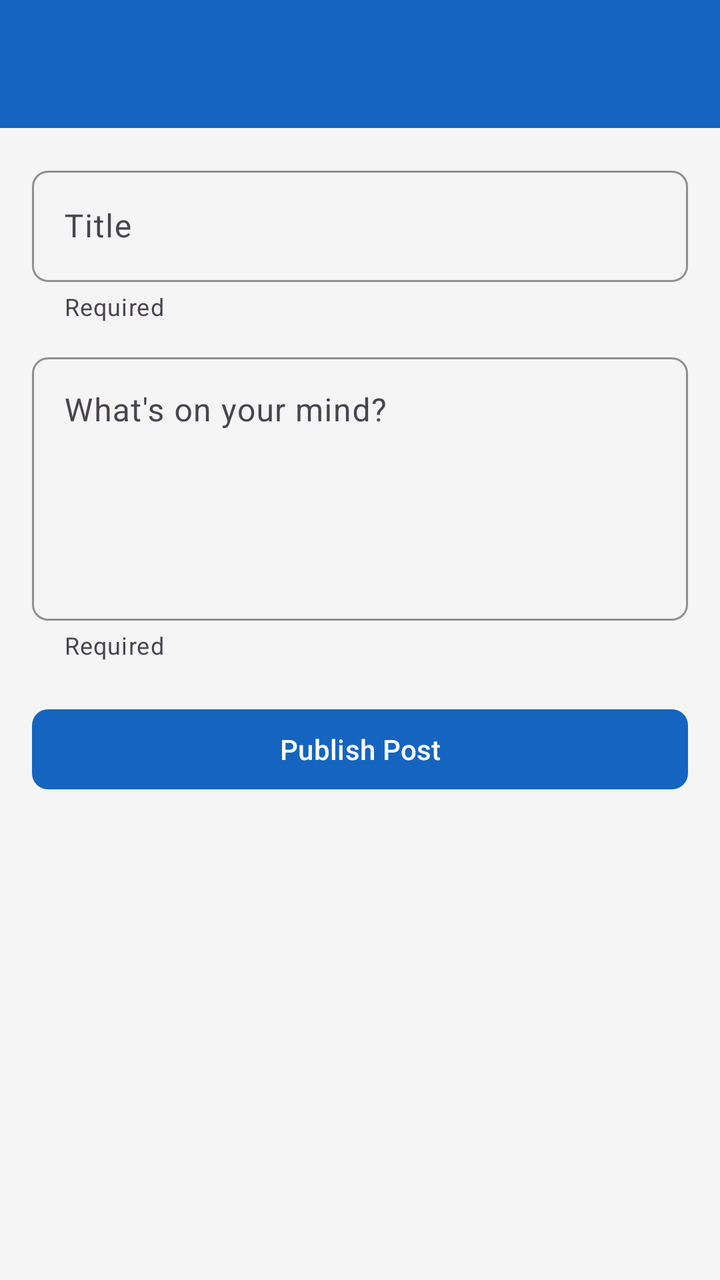
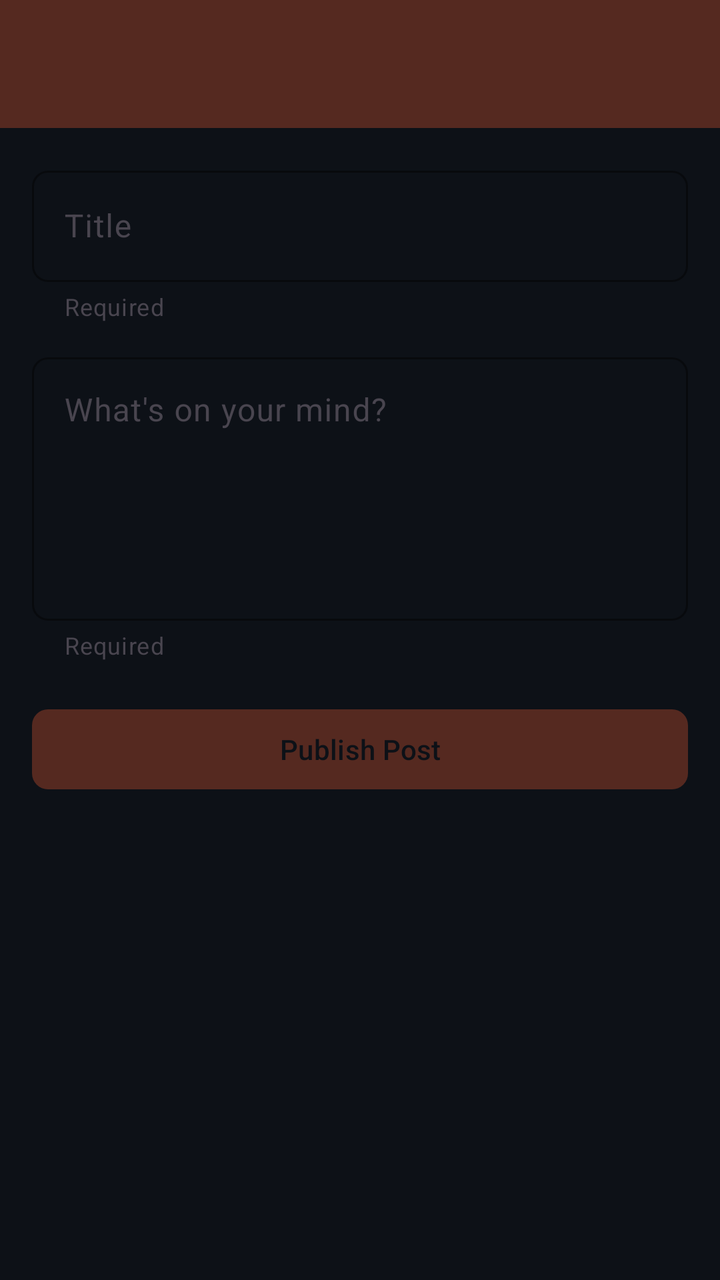

The first picture is an Android layout as it rendered before a commit; the second is the same layout after the commit. The layout source and the unified diff follow.
<!-- AndroidManifest.xml: application theme Theme.Miniblog -->
<!-- res/layout/activity_create_post.xml -->
<?xml version="1.0" encoding="utf-8"?>
<LinearLayout
    xmlns:android="http://schemas.android.com/apk/res/android"
    xmlns:app="http://schemas.android.com/apk/res-auto"
    android:layout_width="match_parent"
    android:layout_height="match_parent"
    android:orientation="vertical"
    android:background="@color/background">

    <com.google.android.material.appbar.AppBarLayout
        android:layout_width="match_parent"
        android:layout_height="wrap_content"
        android:theme="@style/Theme.Miniblog.Toolbar">

        <com.google.android.material.appbar.MaterialToolbar
            android:id="@+id/toolbar"
            android:layout_width="match_parent"
            android:layout_height="?attr/actionBarSize"
            android:background="@color/primary"
            app:titleTextColor="@android:color/white"
            app:navigationIconTint="@android:color/white" />

    </com.google.android.material.appbar.AppBarLayout>

    <ScrollView
        android:layout_width="match_parent"
        android:layout_height="0dp"
        android:layout_weight="1"
        android:fillViewport="true">

        <LinearLayout
            android:layout_width="match_parent"
            android:layout_height="wrap_content"
            android:orientation="vertical"
            android:padding="16dp">

            <com.google.android.material.textfield.TextInputLayout
                android:id="@+id/tilTitle"
                android:layout_width="match_parent"
                android:layout_height="wrap_content"
                android:hint="Title"
                app:boxBackgroundMode="outline"
                app:boxCornerRadiusTopStart="8dp"
                app:boxCornerRadiusTopEnd="8dp"
                app:boxCornerRadiusBottomStart="8dp"
                app:boxCornerRadiusBottomEnd="8dp"
                app:boxStrokeColor="@color/primary"
                app:helperText="Required"
                app:helperTextEnabled="false">

                <com.google.android.material.textfield.TextInputEditText
                    android:id="@+id/editTextTitle"
                    android:layout_width="match_parent"
                    android:layout_height="wrap_content"
                    android:inputType="text"
                    android:maxLines="1" />

            </com.google.android.material.textfield.TextInputLayout>

            <com.google.android.material.textfield.TextInputLayout
                android:id="@+id/tilBody"
                android:layout_width="match_parent"
                android:layout_height="wrap_content"
                android:layout_marginTop="12dp"
                android:hint="What's on your mind?"
                app:boxBackgroundMode="outline"
                app:boxCornerRadiusTopStart="8dp"
                app:boxCornerRadiusTopEnd="8dp"
                app:boxCornerRadiusBottomStart="8dp"
                app:boxCornerRadiusBottomEnd="8dp"
                app:boxStrokeColor="@color/primary"
                app:helperText="Required"
                app:helperTextEnabled="false">

                <com.google.android.material.textfield.TextInputEditText
                    android:id="@+id/editTextBody"
                    android:layout_width="match_parent"
                    android:layout_height="wrap_content"
                    android:gravity="top"
                    android:minLines="5"
                    android:inputType="textMultiLine" />

            </com.google.android.material.textfield.TextInputLayout>

            <com.google.android.material.button.MaterialButton
                android:id="@+id/buttonSubmit"
                android:layout_width="match_parent"
                android:layout_height="wrap_content"
                android:layout_marginTop="20dp"
                android:text="Publish Post"
                android:textAllCaps="false"
                app:backgroundTint="@color/primary"
                app:cornerRadius="8dp"
                app:elevation="4dp" />

            <ProgressBar
                android:id="@+id/progressBarCreate"
                android:layout_width="wrap_content"
                android:layout_height="wrap_content"
                android:layout_gravity="center_horizontal"
                android:layout_marginTop="16dp"
                android:visibility="gone" />

            
            <com.google.android.material.card.MaterialCardView
                android:id="@+id/cardSuccess"
                android:layout_width="match_parent"
                android:layout_height="wrap_content"
                android:layout_marginTop="16dp"
                android:visibility="gone"
                app:cardCornerRadius="8dp"
                app:cardElevation="2dp"
                app:cardBackgroundColor="@color/success_bg">

                <TextView
                    android:id="@+id/textViewSuccess"
                    android:layout_width="match_parent"
                    android:layout_height="wrap_content"
                    android:padding="16dp"
                    android:textSize="14sp"
                    android:textColor="@color/success_text" />

            </com.google.android.material.card.MaterialCardView>

            
            <com.google.android.material.card.MaterialCardView
                android:id="@+id/cardError"
                android:layout_width="match_parent"
                android:layout_height="wrap_content"
                android:layout_marginTop="16dp"
                android:visibility="gone"
                app:cardCornerRadius="8dp"
                app:cardElevation="2dp"
                app:cardBackgroundColor="@color/error_bg">

                <TextView
                    android:id="@+id/textViewError"
                    android:layout_width="match_parent"
                    android:layout_height="wrap_content"
                    android:padding="16dp"
                    android:textSize="14sp"
                    android:textColor="@color/error_text" />

            </com.google.android.material.card.MaterialCardView>

        </LinearLayout>

    </ScrollView>

</LinearLayout>
<!-- resources referenced by this layout -->
<resources>
  <color name="background">#FFF5F5F5</color>
  <color name="error_bg">#FFFCE4EC</color>
  <color name="error_text">#FFC62828</color>
  <color name="primary">#FF1565C0</color>
  <color name="success_bg">#FFE8F5E9</color>
  <color name="success_text">#FF2E7D32</color>
  <style name="Theme.Miniblog.Toolbar" parent="ThemeOverlay.Material3.Dark.ActionBar">
          <item name="android:background">@color/primary</item>
          <item name="colorOnSurface">@android:color/white</item>
      </style>
  <style name="Theme.Miniblog" parent="Base.Theme.Miniblog" />
  <style name="Base.Theme.Miniblog" parent="Theme.Material3.DayNight.NoActionBar">
          <item name="colorPrimary">@color/primary</item>
          <item name="colorOnPrimary">@android:color/white</item>
          <item name="colorPrimaryContainer">@color/primary_light</item>
          <item name="colorSecondary">@color/accent</item>
          <item name="android:statusBarColor">@color/primary_dark</item>
          <item name="android:navigationBarColor">@color/primary_dark</item>
          <item name="android:windowBackground">@color/background</item>
      </style>
  <color name="primary_light">#FF42A5F5</color>
  <color name="accent">#FF26A69A</color>
  <color name="primary_dark">#FF0D47A1</color>
</resources>

<!-- the commit's change to res/layout/activity_create_post.xml (unified diff, before → after) -->
@@ -17,8 +17,8 @@
             android:layout_width="match_parent"
             android:layout_height="?attr/actionBarSize"
             android:background="@color/primary"
-            app:titleTextColor="@android:color/white"
-            app:navigationIconTint="@android:color/white" />
+            app:titleTextColor="@color/toolbar_icon"
+            app:navigationIconTint="@color/toolbar_icon" />
 
     </com.google.android.material.appbar.AppBarLayout>
 
@@ -45,6 +45,7 @@
                 app:boxCornerRadiusBottomStart="8dp"
                 app:boxCornerRadiusBottomEnd="8dp"
                 app:boxStrokeColor="@color/primary"
+                app:hintTextColor="@color/accent"
                 app:helperText="Required"
                 app:helperTextEnabled="false">
 
@@ -53,6 +54,8 @@
                     android:layout_width="match_parent"
                     android:layout_height="wrap_content"
                     android:inputType="text"
+                    android:textColor="@color/text_primary"
+                    android:textColorHint="@color/text_secondary"
                     android:maxLines="1" />
 
             </com.google.android.material.textfield.TextInputLayout>
@@ -69,6 +72,7 @@
                 app:boxCornerRadiusBottomStart="8dp"
                 app:boxCornerRadiusBottomEnd="8dp"
                 app:boxStrokeColor="@color/primary"
+                app:hintTextColor="@color/accent"
                 app:helperText="Required"
                 app:helperTextEnabled="false">
 
@@ -78,6 +82,8 @@
                     android:layout_height="wrap_content"
                     android:gravity="top"
                     android:minLines="5"
+                    android:textColor="@color/text_primary"
+                    android:textColorHint="@color/text_secondary"
                     android:inputType="textMultiLine" />
 
             </com.google.android.material.textfield.TextInputLayout>
@@ -89,6 +95,7 @@
                 android:layout_marginTop="20dp"
                 android:text="Publish Post"
                 android:textAllCaps="false"
+                android:textColor="@color/on_primary"
                 app:backgroundTint="@color/primary"
                 app:cornerRadius="8dp"
                 app:elevation="4dp" />
@@ -101,7 +108,6 @@
                 android:layout_marginTop="16dp"
                 android:visibility="gone" />
 
-            
             <com.google.android.material.card.MaterialCardView
                 android:id="@+id/cardSuccess"
                 android:layout_width="match_parent"
@@ -122,7 +128,6 @@
 
             </com.google.android.material.card.MaterialCardView>
 
-            
             <com.google.android.material.card.MaterialCardView
                 android:id="@+id/cardError"
                 android:layout_width="match_parent"
<!-- resource entries referenced after the edit -->
@@ -1,27 +1,34 @@
 <!-- resources referenced by this layout -->
 <resources>
-  <color name="background">#FFF5F5F5</color>
-  <color name="error_bg">#FFFCE4EC</color>
-  <color name="error_text">#FFC62828</color>
-  <color name="primary">#FF1565C0</color>
-  <color name="success_bg">#FFE8F5E9</color>
-  <color name="success_text">#FF2E7D32</color>
+  <color name="background">#FF0D1117</color>
+  <color name="error_bg">#FF2D1215</color>
+  <color name="error_text">#FFF85149</color>
+  <color name="on_primary">#FF0D1117</color>
+  <color name="primary">#FF552920</color>
+  <color name="success_bg">#FF0D2818</color>
+  <color name="success_text">#FF3FB950</color>
+  <color name="text_primary">#FFEFB1</color>
+  <color name="text_secondary">#FF8B949E</color>
+  <color name="toolbar_icon">#FFEFB1</color>
   <style name="Theme.Miniblog.Toolbar" parent="ThemeOverlay.Material3.Dark.ActionBar">
           <item name="android:background">@color/primary</item>
-          <item name="colorOnSurface">@android:color/white</item>
+          <item name="colorOnSurface">@color/toolbar_icon</item>
       </style>
   <style name="Theme.Miniblog" parent="Base.Theme.Miniblog" />
   <style name="Base.Theme.Miniblog" parent="Theme.Material3.DayNight.NoActionBar">
           <item name="colorPrimary">@color/primary</item>
-          <item name="colorOnPrimary">@android:color/white</item>
+          <item name="colorOnPrimary">@color/on_primary</item>
           <item name="colorPrimaryContainer">@color/primary_light</item>
           <item name="colorSecondary">@color/accent</item>
-          <item name="android:statusBarColor">@color/primary_dark</item>
-          <item name="android:navigationBarColor">@color/primary_dark</item>
+          <item name="colorOnSecondary">@color/on_primary</item>
+          <item name="colorSurface">@color/card_background</item>
+          <item name="colorOnSurface">@color/text_primary</item>
+          <item name="android:statusBarColor">@color/background</item>
+          <item name="android:navigationBarColor">@color/background</item>
           <item name="android:windowBackground">@color/background</item>
       </style>
-  <color name="primary_light">#FF42A5F5</color>
-  <color name="accent">#FF26A69A</color>
-  <color name="primary_dark">#FF0D47A1</color>
+  <color name="primary_light">#FF7A4A3E</color>
+  <color name="card_background">#FF161B22</color>
+  <color name="accent">#FFEFB1</color>
 </resources>
 
